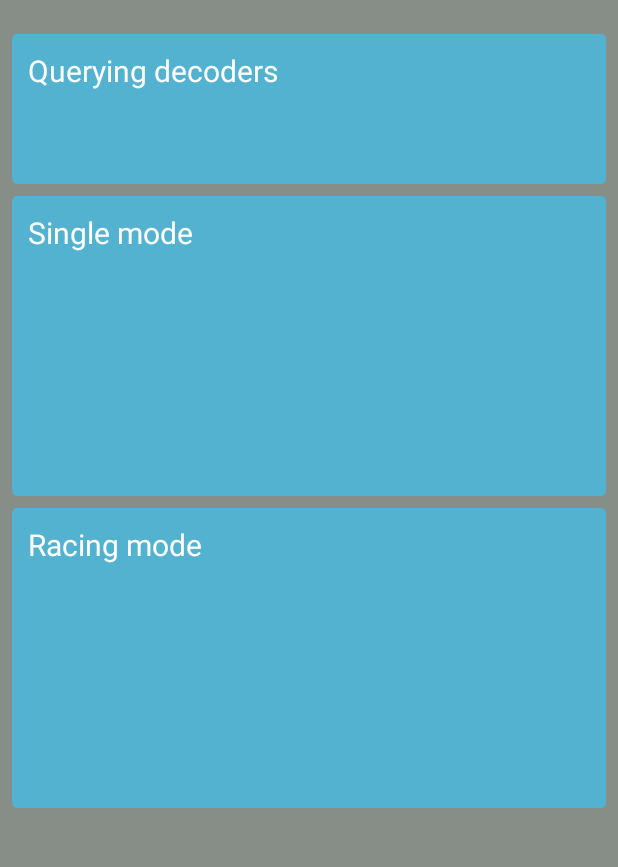
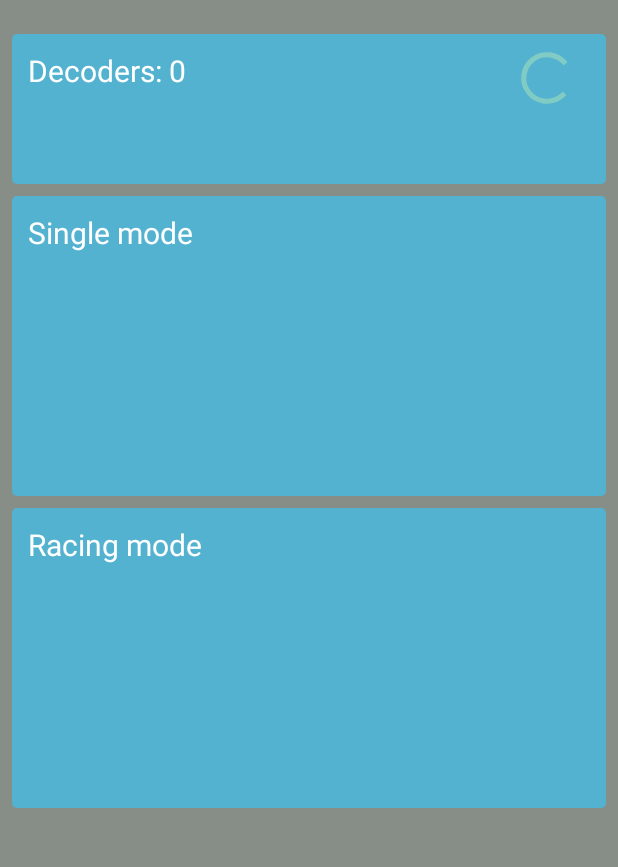
Before and after one commit to skoky/ammc-android, an Android app: the screen it shows after launch (MainActivity), on a phone screen of 412 x 824 dp, the part 62-929 px from its top. Run offline under Robolectric (Android 15) with nearby library versions, the phone set to English and light mode, and no system bars; libraries missing offline, so code that uses them is left out: com.j256.ormlite; 2 statements that could not run were skipped.

Commit message:
query decoder

```diff
--- a/app/src/main/java/com/skoky/MainActivity.kt
+++ b/app/src/main/java/com/skoky/MainActivity.kt
@@ -35,9 +35,6 @@ class MainActivity : AppCompatActivity(), StartupFragment.OnListFragmentInteract
     override fun onListFragmentInteraction(item: StartupContent.DummyItem?) {
         Log.d(TAG, "Clicked $item")
     }
-
-    var decoderService: DecoderService? = null
-    var isBound = false
 
     private var ambToConnectTcpIp: String? = null
     private lateinit var app: MyApp
@@ -92,7 +89,7 @@ class MainActivity : AppCompatActivity(), StartupFragment.OnListFragmentInteract
         fragmentTransaction.replace(R.id.screen_container, fr)
         fragmentTransaction.commit()
 
-        Log.w(TAG,"Binding service")
+        Log.w(TAG, "Binding service")
         val intent = Intent(this, DecoderService::class.java)
         bindService(intent, decoderServiceConnection, Context.BIND_AUTO_CREATE)
 
@@ -106,18 +103,19 @@ class MainActivity : AppCompatActivity(), StartupFragment.OnListFragmentInteract
     private val decoderServiceConnection = object : ServiceConnection {
         override fun onServiceConnected(className: ComponentName,
                                         service: IBinder) {
+
             val binder = service as DecoderService.MyLocalBinder
-            decoderService = binder.getService()
-            isBound = true
-            Log.d(TAG, "Service -> " + decoderService!!.connectDecoder("aDecoder"))
+            app.decoderService = binder.getService()
 
-            decoderService!!.listenOnDecodersBroadcasts()
-            Log.w(TAG, "Decoder service bound")
-
+            app.decoderService?.let {
+                Log.w(TAG, "Decoder service bound")
+                Log.d(TAG, "Service -> " + it.connectDecoder("aDecoder"))
+                it.listenOnDecodersBroadcasts()
+            }
         }
 
         override fun onServiceDisconnected(name: ComponentName) {
-            isBound = false
+            app.decoderService = null
         }
     }
 
--- a/app/src/main/java/com/skoky/MyApp.kt
+++ b/app/src/main/java/com/skoky/MyApp.kt
@@ -3,6 +3,7 @@ package com.skoky
 import android.app.Application
 import android.os.PowerManager
 import com.skoky.MyApp.Companion.cachedApplicationContext
+import com.skoky.services.DecoderService
 import com.skoky.timing.data.DatabaseHelper
 import com.skoky.watchdogs.Watchdog
 
@@ -12,6 +13,9 @@ import java.lang.ref.WeakReference
  * Called automatically when you base your application on the AngApplication in your AndroidManifest.xml
  */
 class MyApp : Application() {
+
+    var decoderService : DecoderService? = null
+
     var wb: Watchdog? = null
     var isRaceRunning = false
     lateinit var dbHelper: DatabaseHelper
--- a/app/src/main/java/com/skoky/fragment/StartupFragment.kt
+++ b/app/src/main/java/com/skoky/fragment/StartupFragment.kt
@@ -3,15 +3,16 @@ package com.skoky.fragment
 import android.content.IntentFilter
 import android.os.Bundle
 import android.support.v4.app.Fragment
-import android.util.JsonReader
 import android.util.Log
 import android.view.LayoutInflater
 import android.view.View
 import android.view.ViewGroup
 import android.widget.TextView
+import com.skoky.MyApp
 import com.skoky.R
 import com.skoky.fragment.content.StartupContent.DummyItem
 import com.skoky.services.DecodeBroadcastReceiver
+import com.skoky.services.DecoderService
 import eu.plib.Parser
 import org.json.JSONObject
 
@@ -23,8 +24,10 @@ class StartupFragment : Fragment() {
 
     var lastMessageFromDecoder: ByteArray? = null
     var ds: TextView? = null
+
     override fun onCreate(savedInstanceState: Bundle?) {
         super.onCreate(savedInstanceState)
+        val app = activity!!.application as MyApp
 
         arguments?.let {
             columnCount = it.getInt(ARG_COLUMN_COUNT)
@@ -32,13 +35,13 @@ class StartupFragment : Fragment() {
 
         val receiver = DecodeBroadcastReceiver()
         receiver.setHandler { data ->
-            Log.w(TAG, "Received ${data}")
-            val parsed = Parser.decode(data)
-            val json = JSONObject(parsed)
-            val decoderId = json.get("decoderId") as String
-            val msg = "${parsed}"
-            lastMessageFromDecoder = data
-            ds?.let { it.text = "Decoder: $decoderId" }
+            app.decoderService?.let {
+
+                val decodersSize = it.getDecoders().size
+                lastMessageFromDecoder = data
+                ds?.let { ds -> ds.text = "Decoder: $decodersSize" }
+
+            }
 
         }
         context!!.registerReceiver(receiver, IntentFilter("com.skoky.decoder.broadcast"))
@@ -48,7 +51,7 @@ class StartupFragment : Fragment() {
                               savedInstanceState: Bundle?): View? {
 
         val view = inflater.inflate(R.layout.main_content, container, false)
-        ds = view.findViewById<TextView>(R.id.decodersStatus)
+        ds = view.findViewById<TextView>(R.id.decodersFound)
 
         return view
     }
--- a/app/src/main/java/com/skoky/services/DecodeBroadcastReceiver.kt
+++ b/app/src/main/java/com/skoky/services/DecodeBroadcastReceiver.kt
@@ -5,9 +5,7 @@ import android.content.Context
 import android.content.Intent
 import android.util.Log
 
-
 class DecodeBroadcastReceiver() : BroadcastReceiver() {
-
 
     private var handler: (ByteArray) -> Unit = {}
 
@@ -21,6 +19,7 @@ class DecodeBroadcastReceiver() : BroadcastReceiver() {
                 Log.w(TAG, "Received something ${d.size}")
                 handler(d)
             }
+            handler(ByteArray(0))
         }
     }
 
--- a/app/src/main/res/layout/main_content.xml
+++ b/app/src/main/res/layout/main_content.xml
@@ -11,19 +11,30 @@
         android:layout_width="match_parent"
         android:layout_height="wrap_content"
         android:layout_margin="8dp"
+        android:background="@drawable/rounded"
         android:minHeight="100dp"
         app:layout_constraintEnd_toEndOf="parent"
         app:layout_constraintStart_toStartOf="parent"
-        app:layout_constraintTop_toTopOf="parent"
-        android:background="@drawable/rounded">
+        app:layout_constraintTop_toTopOf="parent">
 
         <TextView
-            android:id="@+id/decodersStatus"
+            android:id="@+id/decodersFound"
+            style="@style/amm_text_white"
             android:layout_width="match_parent"
             android:layout_height="wrap_content"
-            android:text="Querying decoders"
-            style="@style/amm_text_white"
-            android:padding="10dp"/>
+            android:padding="10dp"
+            android:text="Decoders: 0" />
+
+        <ProgressBar
+            android:layout_width="61dp"
+            android:layout_height="41dp"
+            android:layout_marginEnd="8dp"
+            android:layout_marginTop="8dp"
+            android:gravity="right"
+            android:indeterminate="true"
+            app:layout_constraintEnd_toEndOf="parent"
+            app:layout_constraintTop_toTopOf="parent" />
+
     </android.support.constraint.ConstraintLayout>
 
     <android.support.constraint.ConstraintLayout
@@ -31,18 +42,18 @@
         android:layout_width="match_parent"
         android:layout_height="wrap_content"
         android:layout_margin="8dp"
+        android:background="@drawable/rounded"
         android:minHeight="200dp"
         app:layout_constraintEnd_toEndOf="parent"
         app:layout_constraintStart_toStartOf="parent"
-        app:layout_constraintTop_toBottomOf="@+id/constraintLayout"
-        android:background="@drawable/rounded">
+        app:layout_constraintTop_toBottomOf="@+id/constraintLayout">
 
         <TextView
+            style="@style/amm_text_white"
             android:layout_width="match_parent"
             android:layout_height="wrap_content"
-            android:text="Single mode"
-            style="@style/amm_text_white"
-            android:padding="10dp"/>
+            android:padding="10dp"
+            android:text="Single mode" />
 
     </android.support.constraint.ConstraintLayout>
 
@@ -51,19 +62,19 @@
         android:layout_width="match_parent"
         android:layout_height="wrap_content"
         android:layout_margin="8dp"
+        android:background="@drawable/rounded"
         android:minHeight="200dp"
         app:layout_constraintEnd_toEndOf="parent"
         app:layout_constraintHorizontal_bias="0.0"
         app:layout_constraintStart_toStartOf="parent"
-        app:layout_constraintTop_toBottomOf="@+id/constraintLayout3"
-        android:background="@drawable/rounded">
+        app:layout_constraintTop_toBottomOf="@+id/constraintLayout3">
 
         <TextView
+            style="@style/amm_text_white"
             android:layout_width="match_parent"
             android:layout_height="wrap_content"
-            android:text="Racing mode"
-            style="@style/amm_text_white"
-            android:padding="10dp"/>
+            android:padding="10dp"
+            android:text="Racing mode" />
 
     </android.support.constraint.ConstraintLayout>
 
```
Also changed, not shown: app/src/main/java/com/skoky/NetworkBroadcastHandler.kt (+3 -6 lines), app/src/main/java/com/skoky/services/DecoderService.kt (+33 -1 lines), app/src/main/res/drawable/baseline_refresh_24px.xml (added, +10 -0 lines), 1 other file.
